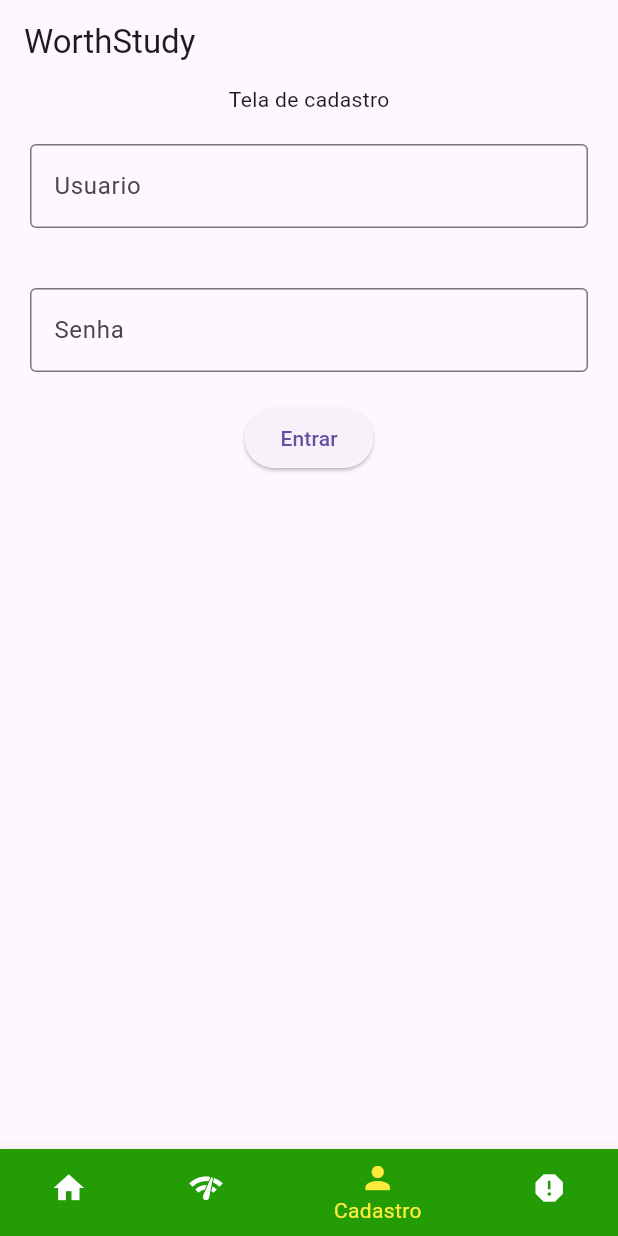
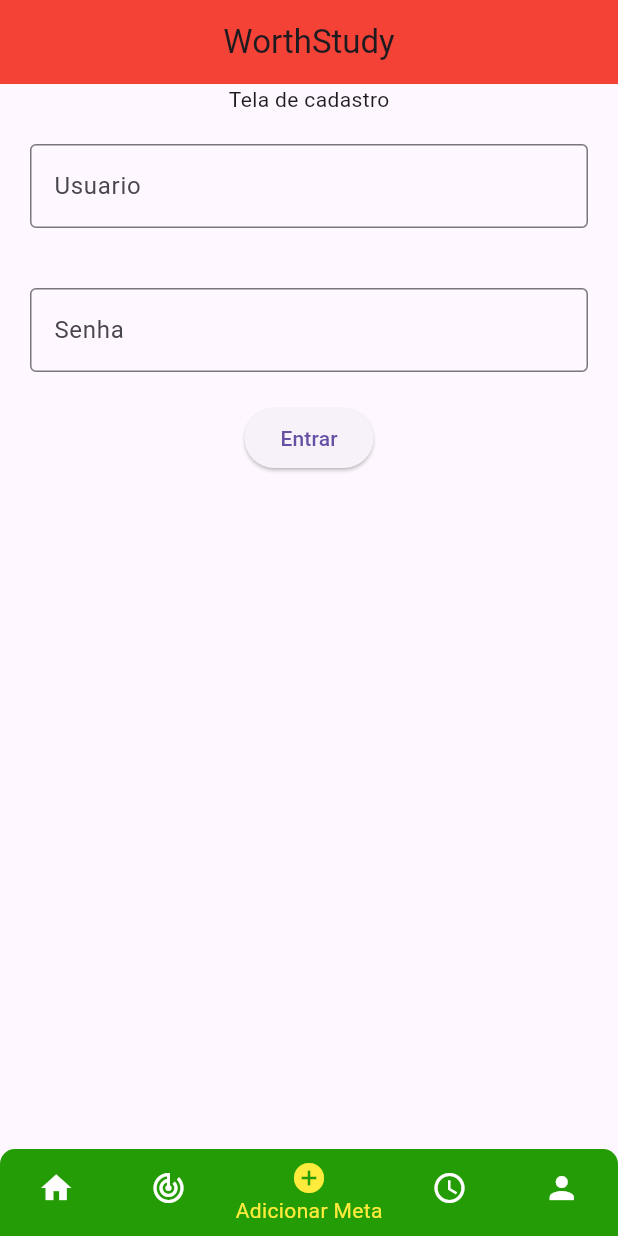
Before and after one commit to Henrique-Temponi/LDDM, a Flutter app: the screen it shows after launch, item 3 of the bottom bar chosen, on a phone screen of 412 x 824 dp. Run offline on Flutter 3.47's test engine with Material 3 defaults, Android fonts, the light colour scheme and no system bars.

Commit message:
Muda layout

```diff
--- a/lib/main.dart
+++ b/lib/main.dart
@@ -34,6 +34,7 @@ class _InicioState extends State<Inicio> {
     Meta(),
     Cadastro(),
     Sobre(),
+    Home(),
   ];
 
   void onTabTapped(int index) {
@@ -46,10 +47,25 @@ class _InicioState extends State<Inicio> {
   Widget build(BuildContext context) {
     return Scaffold(
         appBar: AppBar(
-        title: const Text("WorthStudy"),
+          title: const Center(child: Text("WorthStudy")),
+          backgroundColor: Colors.red,
+          shadowColor: Theme.of(context).colorScheme.shadow,
         ),
         body: _telas[_index],
-      bottomNavigationBar: BottomNavigationBar(
+        bottomNavigationBar: Container(
+          decoration: const BoxDecoration(
+            borderRadius: BorderRadius.only(
+              topLeft: Radius.circular(30),
+              topRight: Radius.circular(30),
+            ),
+            color: Colors.red,
+          ),
+          child: ClipRRect(
+            borderRadius: const BorderRadius.only(
+              topLeft: Radius.circular(10.0),
+              topRight: Radius.circular(10.0),
+            ),
+            child: BottomNavigationBar(
               currentIndex: _index,
               unselectedItemColor: Colors.white,
               selectedItemColor: Colors.yellow,
@@ -60,19 +76,24 @@ class _InicioState extends State<Inicio> {
                     label: "Inicio",
                     backgroundColor: Color.fromARGB(255, 208, 223, 9)),
                 BottomNavigationBarItem(
-              icon: Icon(Icons.network_check),
+                    icon: Icon(Icons.track_changes),
                     label: "Metas",
                     backgroundColor: Color.fromARGB(255, 212, 39, 8)),
                 BottomNavigationBarItem(
-              icon: Icon(Icons.person),
-              label: "Cadastro",
+                    icon: Icon(Icons.add_circle),
+                    label: "Adicionar Meta",
                     backgroundColor: Color.fromARGB(255, 35, 156, 5)),
                 BottomNavigationBarItem(
-              icon: Icon(Icons.report),
-              label: "Sobre",
+                    icon: Icon(Icons.schedule),
+                    label: "Pomodoro",
+                    backgroundColor: Color.fromARGB(255, 35, 156, 5)),
+                BottomNavigationBarItem(
+                    icon: Icon(Icons.person),
+                    label: "Perfil",
                     backgroundColor: Color.fromARGB(255, 6, 50, 194))
               ],
             ),
-    );
+          ),
+        ));
   }
 }
```
Also changed, not shown: lib/home.dart (+103 -33 lines). Lines whose indentation alone changed are shown as unchanged.
